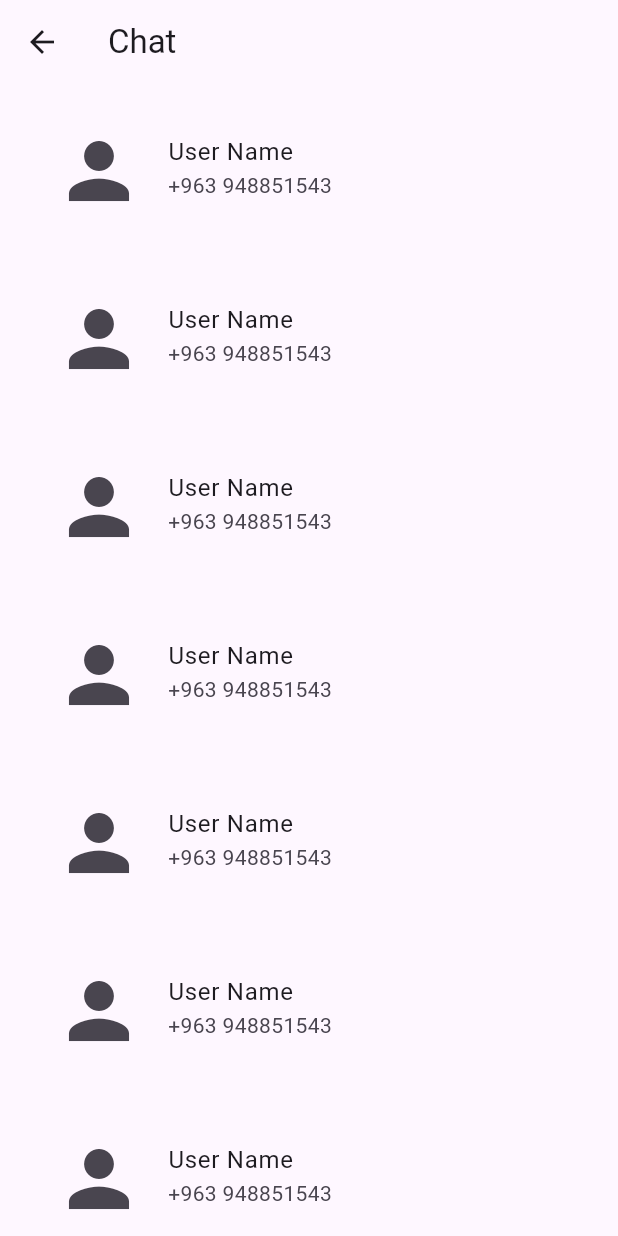
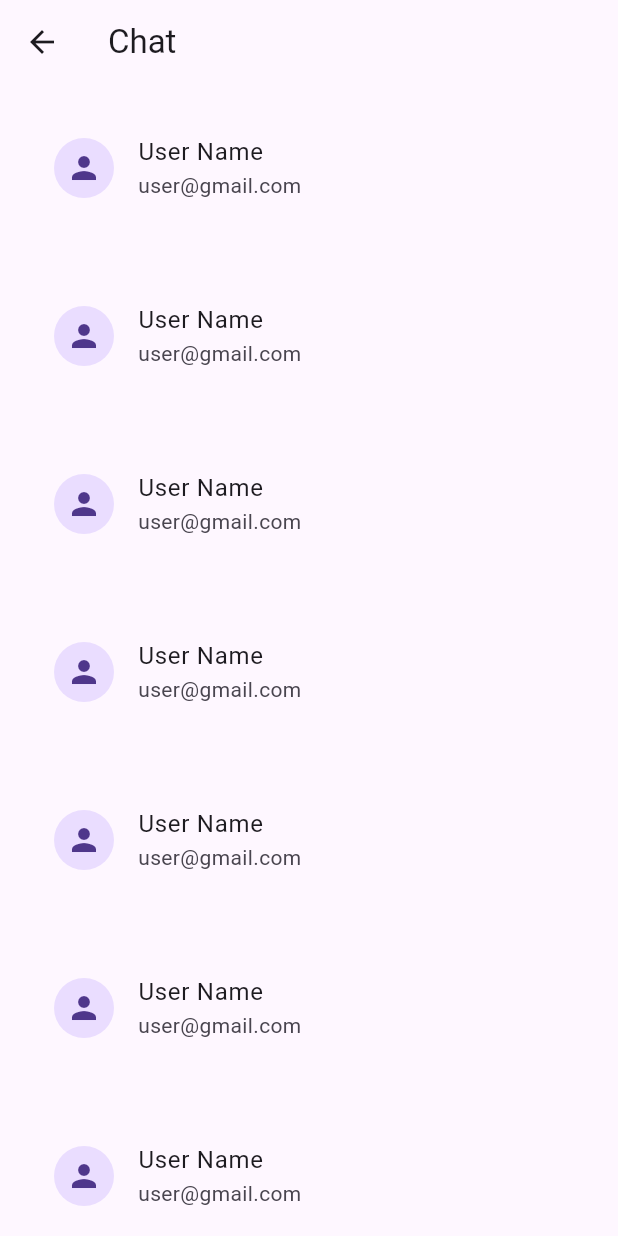
Before and after one commit to ASPU-Projects/Legal-Assistance-Mobile, a Flutter app: the ChatPage screen opened directly, on a phone screen of 412 x 824 dp. Run offline on Flutter 3.47's test engine with Material 3 defaults, Android fonts, the light colour scheme and no system bars; our stand-ins replace get.

Commit message:
Update MyDrawer & main.dart & Add ChatList & Conversation Page & Settings

```diff
--- /dev/null
+++ b/lib/componant/chatList.dart
@@ -0,0 +1,28 @@
+import 'package:flutter/material.dart';
+import 'package:get/get.dart';
+import 'package:legal_assistance_mobile/view/chat/conversation.dart';
+
+class Chatlist extends ListView {
+  Chatlist({super.key});
+
+  @override
+  Widget build(BuildContext context) {
+    return ListView.builder(
+      itemCount: 13,
+      itemBuilder:
+          (context, i) => InkWell(
+            onTap: () {
+              Get.to(Conversation());
+            },
+            child: Container(
+              margin: EdgeInsets.symmetric(horizontal: 20, vertical: 20),
+              child: ListTile(
+                title: Text("User Name"),
+                leading: CircleAvatar(child: Icon(Icons.person)),
+                subtitle: Text("user@gmail.com"),
+              ),
+            ),
+          ),
+    );
+  }
+}
--- a/lib/componant/myDrawer.dart
+++ b/lib/componant/myDrawer.dart
@@ -1,6 +1,6 @@
 import 'package:flutter/material.dart';
 import 'package:get/get.dart';
-import 'package:legal_assistance_mobile/settings.dart';
+import 'package:legal_assistance_mobile/view/settings.dart';
 import 'package:legal_assistance_mobile/view/chat/chatPage.dart';
 
 class MyDrawer extends StatelessWidget {
@@ -12,8 +12,8 @@ class MyDrawer extends StatelessWidget {
       child: Column(
         children: [
           UserAccountsDrawerHeader(
-            accountName: Text("username"),
-            accountEmail: Text("user email"),
+            accountName: Text("User Name"),
+            accountEmail: Text("user@gmail.com"),
           ),
           Expanded(
             child: ListView(
--- a/lib/view/chat/chatPage.dart
+++ b/lib/view/chat/chatPage.dart
@@ -1,4 +1,5 @@
 import 'package:flutter/material.dart';
+import 'package:legal_assistance_mobile/componant/chatList.dart';
 
 class ChatPage extends StatefulWidget {
   const ChatPage({super.key});
@@ -11,21 +12,7 @@ class _ChatPageState extends State<ChatPage> {
   @override
   Widget build(BuildContext context) {
     return SafeArea(
-      child: Scaffold(
-        appBar: AppBar(title: Text("Chat")),
-        body: ListView.builder(
-          itemCount: 13,
-          itemBuilder:
-              (context, i) => Container(
-                margin: EdgeInsets.symmetric(horizontal: 20, vertical: 20),
-                child: ListTile(
-                  title: Text("User Name"),
-                  leading: Icon(Icons.person, size: 60),
-                  subtitle: Text("+963 948851543"),
-                ),
-              ),
-        ),
-      ),
+      child: Scaffold(appBar: AppBar(title: Text("Chat")), body: Chatlist()),
     );
   }
 }
--- a/lib/view/homepage.dart
+++ b/lib/view/homepage.dart
@@ -2,7 +2,6 @@ import 'package:flutter/material.dart';
 import 'package:get/get.dart';
 import 'package:get/utils.dart';
 import 'package:legal_assistance_mobile/componant/myDrawer.dart';
-// import 'package:legal_assistance_mobile/componant/myDrawer.dart';
 
 class HomePage extends StatelessWidget {
   const HomePage({super.key});
--- a/lib/view/main.dart
+++ b/lib/view/main.dart
@@ -5,6 +5,7 @@ import 'package:legal_assistance_mobile/controller/local/localeController.dart';
 import 'package:legal_assistance_mobile/view/auth/signin.dart';
 import 'package:legal_assistance_mobile/view/auth/signup.dart';
 import 'package:legal_assistance_mobile/view/chat/chatPage.dart';
+import 'package:legal_assistance_mobile/view/chat/conversation.dart';
 import 'package:legal_assistance_mobile/view/homepage.dart';
 
 void main(List<String> args) {
@@ -19,7 +20,7 @@ class MyApp extends StatelessWidget {
     Get.put(MyLocaleController());
     return GetMaterialApp(
       locale: Get.deviceLocale,
-      home: ChatPage(),
+      home: HomePage(),
       translations: MyLocale(),
     );
   }
```
Also changed, not shown: lib/view/chat/conversation.dart (added, +54 -0 lines), lib/view/settings.dart (renamed from lib/settings.dart).
